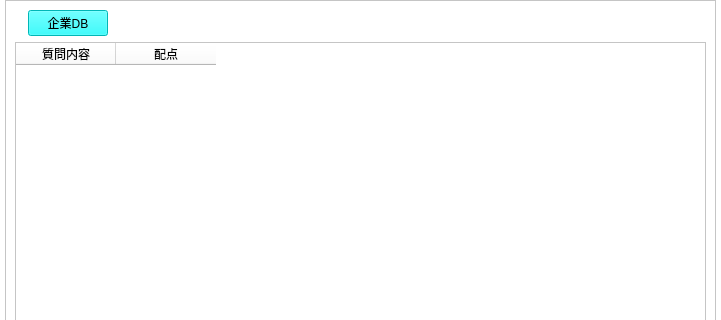
kokimame/e-navi, file design/adminQA.ui: the form before one commit; both pictures show x 0 to 721 and y 0 to 320 of the 721 by 908 pixel window.
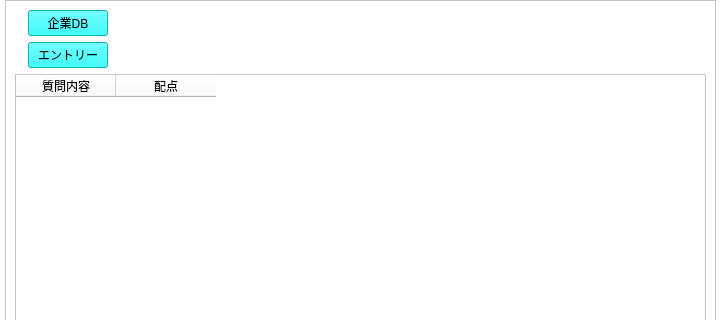
The form after the commit. Icons and pictures are not drawn.

Commit message: Added a page for editing combo boxes on the Entry page

```diff
--- a/design/adminQA.ui
+++ b/design/adminQA.ui
@@ -60,6 +60,8 @@
           </widget>
          </item>
          <item>
+          <layout class="QVBoxLayout" name="verticalLayout">
+           <item>
           <widget class="QPushButton" name="dbBtn">
            <property name="styleSheet">
             <string notr="true">background-color: rgb(0,255,255)</string>
@@ -68,6 +70,18 @@
             <string>企業DB</string>
            </property>
           </widget>
+           </item>
+           <item>
+            <widget class="QPushButton" name="entryBtn">
+             <property name="styleSheet">
+              <string notr="true">background-color: rgb(0,255,255)</string>
+             </property>
+             <property name="text">
+              <string>エントリー</string>
+             </property>
+            </widget>
+           </item>
+          </layout>
          </item>
          <item>
           <spacer name="horizontalSpacer_3">
```
Left out of the diff: 2 changed lines with no effect on the pictures. Lines whose indentation alone changed are shown as unchanged. The commit also changes 10 other files.
